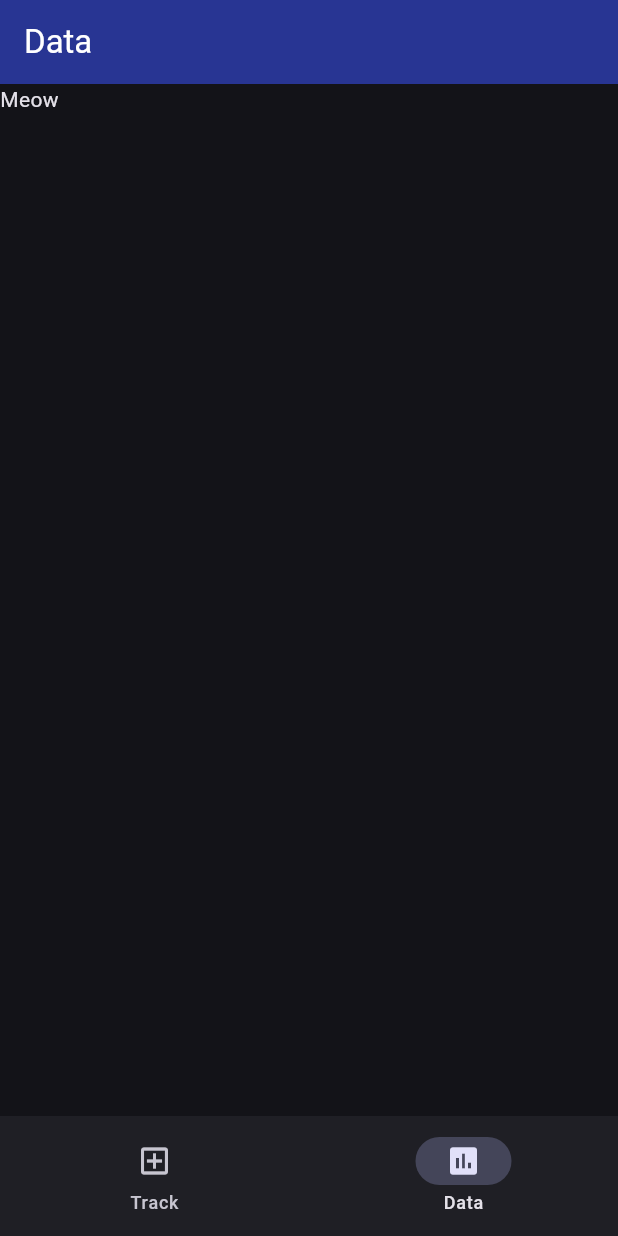
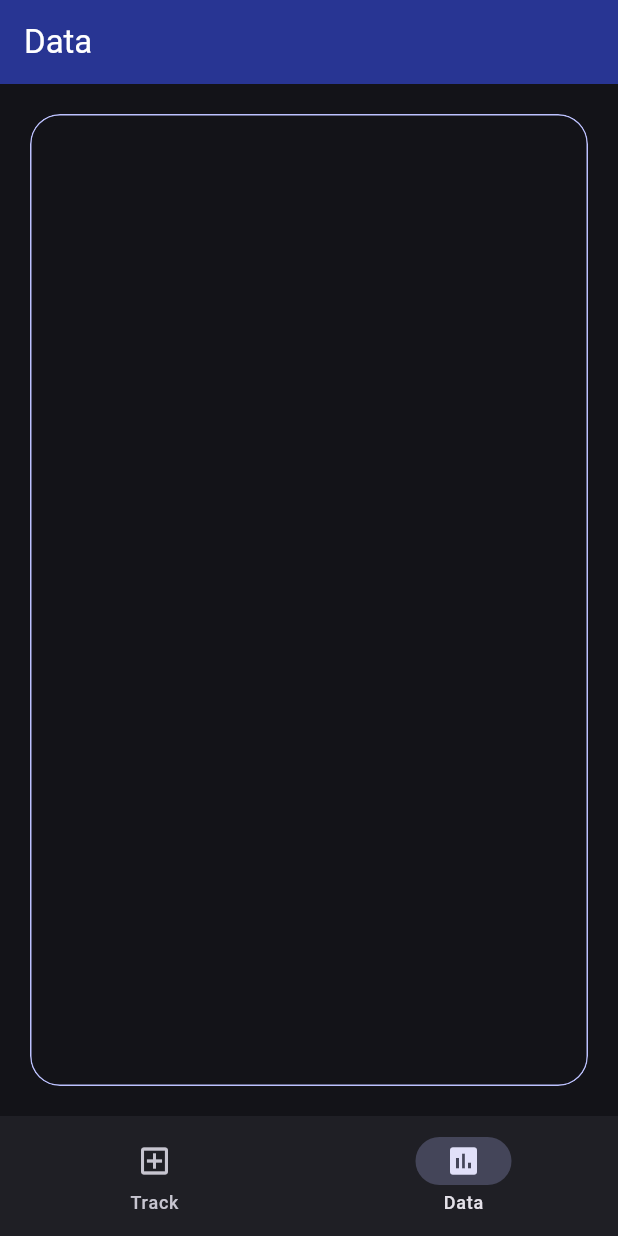
Before and after one commit to SophieSilver/SimpleTracker, a Flutter app: the screen it shows after launch, item 2 of the bottom bar chosen, on a phone screen of 412 x 824 dp. Run offline on Flutter 3.47's test engine with Material 3 defaults, Android fonts, the phone set to English and light mode, and no system bars; our stand-ins replace flutter_hooks, flutter_riverpod, freezed_annotation, functional_widget_annotation, hooks_riverpod, logger and 2 more; accounts and stored records are empty; generated files the repository leaves out were written again.

Commit message:
feat: added a rudimentary data page

```diff
--- a/analysis_options.yaml
+++ b/analysis_options.yaml
@@ -21,6 +21,7 @@ linter:
   # `// ignore_for_file: name_of_lint` syntax on the line or in the file
   # producing the lint.
   rules:
+    prefer_const_constructors: true
     # avoid_print: false  # Uncomment to disable the `avoid_print` rule
     # prefer_single_quotes: true  # Uncomment to enable the `prefer_single_quotes` rule
 
--- a/lib/providers/stat_provider.dart
+++ b/lib/providers/stat_provider.dart
@@ -8,6 +8,7 @@ part '../generated/providers/stat_provider.g.dart';
 /// Get stored stat entries
 @riverpod
 Future<List<StatEntry>> statEntries(Ref ref) async {
+  // await Future.delayed(Duration(seconds: 2));
   final storage = await ref.watch(statStorageProvider.future);
   final stats = await storage.queryStats();
   return stats;
--- /dev/null
+++ b/lib/widgets/data_page.dart
@@ -0,0 +1,36 @@
+import 'package:flutter/material.dart';
+import 'package:functional_widget_annotation/functional_widget_annotation.dart';
+import 'package:flutter_hooks/flutter_hooks.dart';
+import 'package:so_simple_tracker/widgets/data_page/stat_list.dart';
+
+part '../generated/widgets/data_page.g.dart';
+
+@hwidget
+Widget _dataPage(BuildContext context) {
+  final colorScheme = Theme.of(context).colorScheme;
+
+  return Column(
+    children: [
+      Expanded(
+        child: Container(
+          margin: const EdgeInsets.all(20.0),
+          // decoration: BoxDecoration(
+
+          //   border: Border.all(color: colorScheme.outline),
+          //   borderRadius: BorderRadius.circular(20.0),
+          // ),
+          // clipBehavior: Clip.antiAlias,
+          child: Material(
+            shape: RoundedRectangleBorder(
+              side: BorderSide(color: colorScheme.primary),
+              borderRadius: BorderRadius.circular(20.0),
+            ),
+            borderOnForeground: true,
+            clipBehavior: Clip.antiAlias,
+            child: StatListView(),
+          ),
+        ),
+      ),
+    ],
+  );
+}
--- a/lib/widgets/home.dart
+++ b/lib/widgets/home.dart
@@ -2,6 +2,7 @@ import 'package:flutter/material.dart';
 import 'package:functional_widget_annotation/functional_widget_annotation.dart';
 import 'package:flutter_hooks/flutter_hooks.dart';
 import 'package:freezed_annotation/freezed_annotation.dart';
+import 'package:so_simple_tracker/widgets/data_page.dart';
 import 'package:so_simple_tracker/widgets/track_page.dart';
 
 part '../generated/widgets/home.freezed.dart';
@@ -28,7 +29,7 @@ const pages = [
     activeIcon: Icons.insert_chart,
     inactiveIcon: Icons.insert_chart_outlined,
     title: "Data",
-    child: Text("Meow"),
+    child: DataPage(),
   ),
 ];
 
@@ -44,17 +45,18 @@ Widget _home(BuildContext context) {
   return Scaffold(
     appBar: AppBar(
       title: AnimatedSwitcher(
-        duration: Duration(milliseconds: 200),
+        duration: const Duration(milliseconds: 200),
         layoutBuilder: _layoutBuilder,
         transitionBuilder: _transitionBuilder,
         child: Text(currentTitle, key: Key(currentTitle)),
       ),
+      scrolledUnderElevation: 0.0,
       foregroundColor: Colors.white,
       backgroundColor: Colors.indigo.shade800,
     ),
     body: PageView(
       controller: pageController,
-      physics: NeverScrollableScrollPhysics(),
+      physics: const NeverScrollableScrollPhysics(),
       children: pageWidgets,
     ),
     bottomNavigationBar: NavigationBar(
```
Also changed, not shown: lib/utils.dart (added, +11 -0 lines), lib/widgets/data_page/stat_list.dart (added, +87 -0 lines), lib/generated/widgets/data_page.g.dart (added), lib/generated/widgets/data_page/stat_list.g.dart (added).
